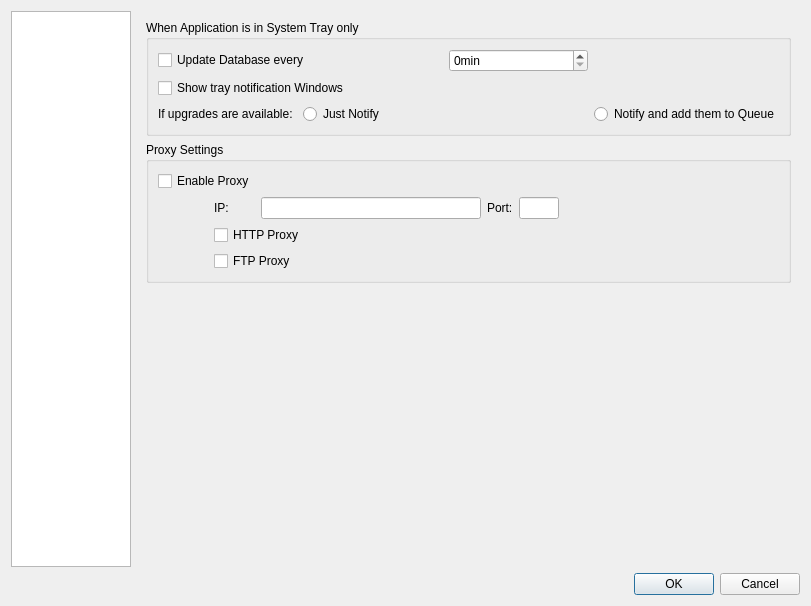
Above: trunk/shaman/ui/configDialog.ui from drf/shaman1 before the change. Below: the same form after it.
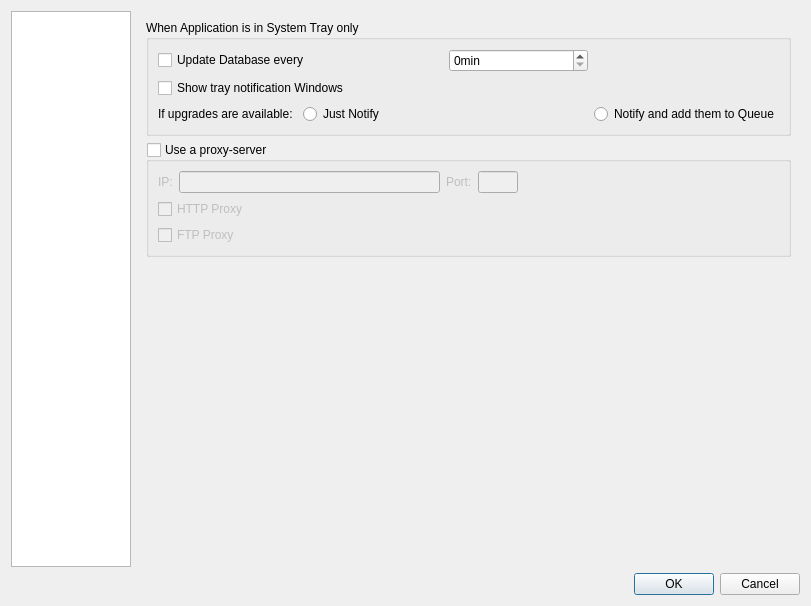
That is the form after the change. Icons and pictures are not drawn.

Commit message: That's some kind of good Ui I think ;)

The edit to the form file:
```diff
--- a/trunk/shaman/ui/configDialog.ui
+++ b/trunk/shaman/ui/configDialog.ui
@@ -862,22 +862,15 @@
          <item>
           <widget class="QGroupBox" name="groupBox_12" >
            <property name="title" >
-            <string>Proxy Settings</string>
+            <string>Use a proxy-server</string>
+           </property>
+           <property name="checkable" >
+            <bool>true</bool>
+           </property>
+           <property name="checked" >
+            <bool>false</bool>
            </property>
            <layout class="QGridLayout" >
-            <item row="0" column="0" colspan="2" >
-             <widget class="QCheckBox" name="enableProxyBox" >
-              <property name="sizePolicy" >
-               <sizepolicy vsizetype="Fixed" hsizetype="Minimum" >
-                <horstretch>0</horstretch>
-                <verstretch>0</verstretch>
-               </sizepolicy>
-              </property>
-              <property name="text" >
-               <string>Enable Proxy</string>
-              </property>
-             </widget>
-            </item>
             <item row="1" column="1" >
              <widget class="QLabel" name="label_16" >
               <property name="text" >
@@ -957,22 +950,6 @@
               </property>
              </widget>
             </item>
-            <item row="1" column="0" >
-             <spacer>
-              <property name="orientation" >
-               <enum>Qt::Horizontal</enum>
-              </property>
-              <property name="sizeType" >
-               <enum>QSizePolicy::Maximum</enum>
-              </property>
-              <property name="sizeHint" >
-               <size>
-                <width>50</width>
-                <height>20</height>
-               </size>
-              </property>
-             </spacer>
-            </item>
            </layout>
           </widget>
          </item>
```
Left out of the diff: 2 changed lines with no effect on the pictures. The commit also changes 2 other files.
